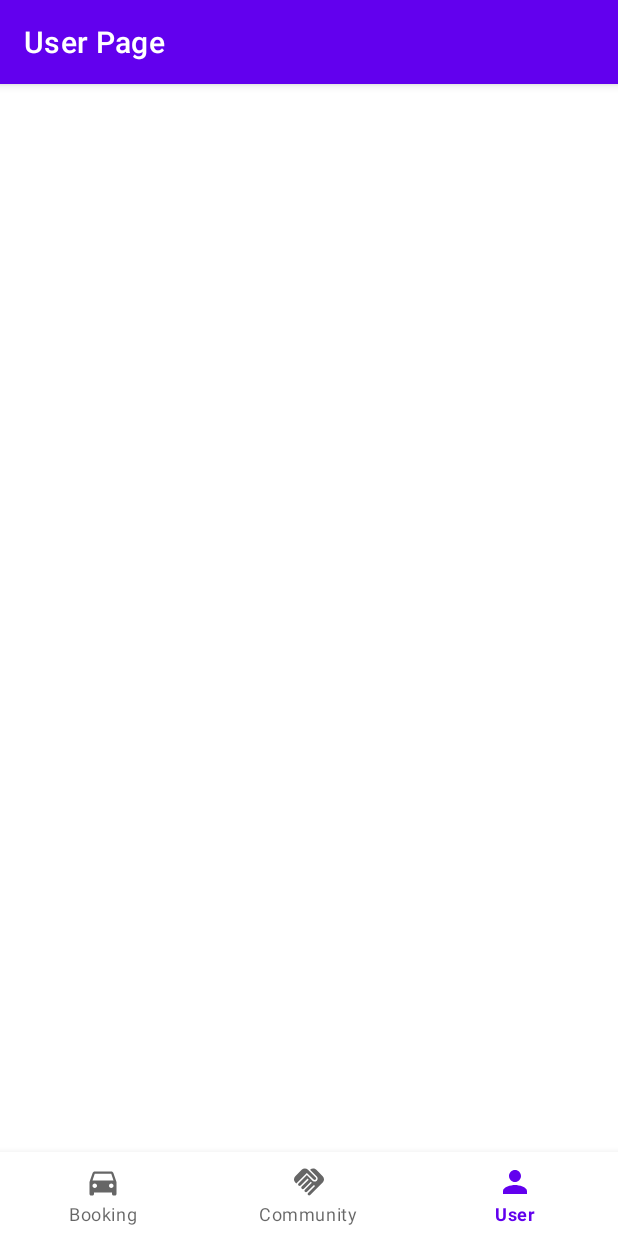
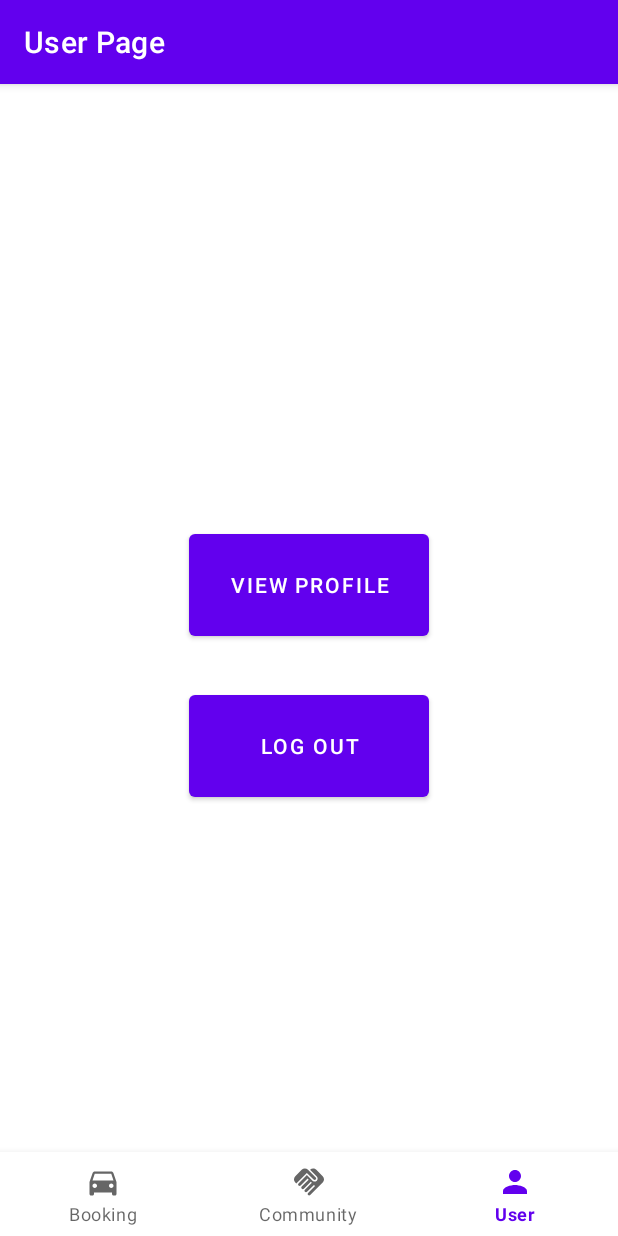
Before and after one commit to wannadzirah01/CAT304_Estrellas, an Android app: the UserFragment screen opened through its navigation route, on a phone screen of 412 x 824 dp. Run offline under Robolectric (Android 15) with nearby library versions, the phone set to English and light mode, and no system bars; our stand-ins replace navigation-ui.

Commit message:
view profile and log out button

```diff
--- a/app/src/main/AndroidManifest.xml
+++ b/app/src/main/AndroidManifest.xml
@@ -44,6 +44,9 @@
                 android:name="android.app.lib_name"
                 android:value="" />
         </activity>
+        <activity
+            android:name=".ProfileActivity"
+            android:exported="false" />
         <activity
             android:name=".CreatePost"
             android:exported="false"
--- a/app/src/main/java/com/example/cat304project/MainActivity.java
+++ b/app/src/main/java/com/example/cat304project/MainActivity.java
@@ -74,6 +74,9 @@ public class MainActivity extends AppCompatActivity {
                     createAccountBtn.setVisibility(View.VISIBLE);
                     //loadingProgress.setVisibility(View.INVISIBLE);
                 }
+                else if(email.contains("@student.usm.my")==false){
+                    displayMessage("User must use student email to register!");
+                }
                 else {
                     // CreateUserAccount method will try to create the user if the email is valid
                     mainDB.push().setValue(users);
--- a/app/src/main/res/layout/fragment_user.xml
+++ b/app/src/main/res/layout/fragment_user.xml
@@ -19,4 +19,31 @@
         app:layout_constraintEnd_toEndOf="parent"
         app:layout_constraintStart_toStartOf="parent"
         app:layout_constraintTop_toTopOf="parent" />
+
+    <Button
+        android:id="@+id/button"
+        android:layout_width="160dp"
+        android:layout_height="80dp"
+        android:text="Log Out"
+        app:layout_constraintBottom_toBottomOf="parent"
+        app:layout_constraintEnd_toEndOf="parent"
+        app:layout_constraintHorizontal_bias="0.501"
+        app:layout_constraintStart_toStartOf="parent"
+        app:layout_constraintTop_toTopOf="parent"
+        app:layout_constraintVertical_bias="0.546" />
+
+    <Button
+        android:id="@+id/button3"
+        android:layout_width="160dp"
+        android:layout_height="80dp"
+        android:text="View Profile"
+        android:onClick="launchProfile"
+        app:layout_constraintBottom_toBottomOf="parent"
+        app:layout_constraintEnd_toEndOf="parent"
+        app:layout_constraintHorizontal_bias="0.501"
+        app:layout_constraintStart_toStartOf="parent"
+        app:layout_constraintTop_toTopOf="parent"
+        app:layout_constraintVertical_bias="0.377" />
+
+
 </androidx.constraintlayout.widget.ConstraintLayout>
```
Also changed, not shown: app/src/main/java/com/example/cat304project/BottomNavigation.java (+13 -7 lines), app/src/main/java/com/example/cat304project/ProfileActivity.java (added, +59 -0 lines), app/src/main/java/com/example/cat304project/Users.java (+4 -3 lines), app/src/main/res/layout/activity_profile.xml (added, +100 -0 lines).
